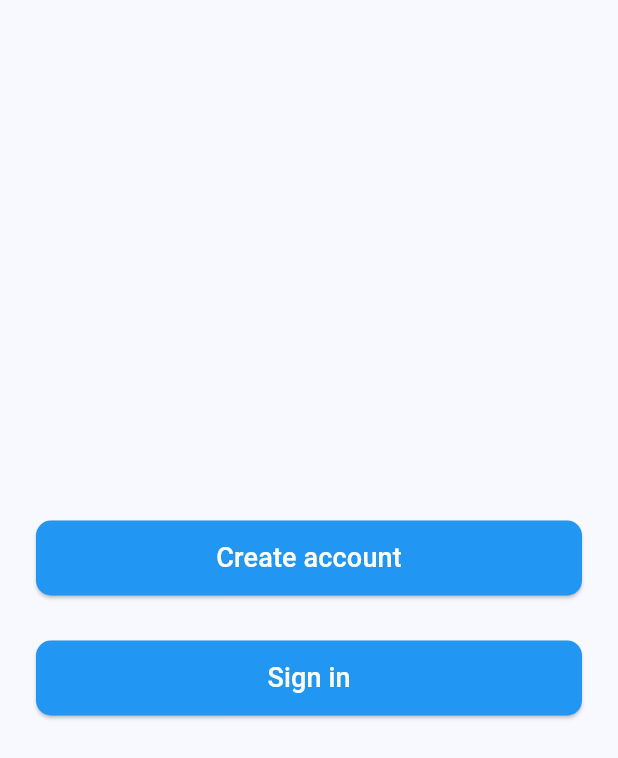
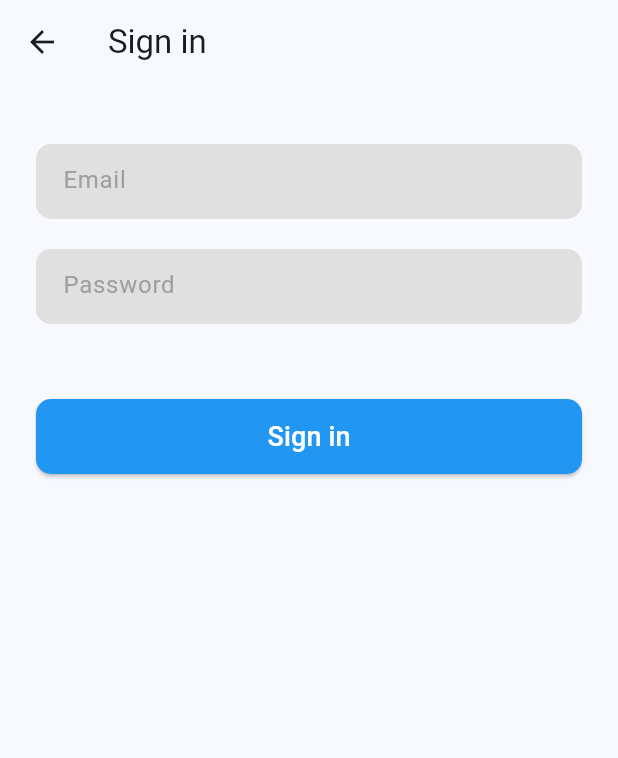
Before and after one commit to Gegerout/location_app, a Flutter app: the screen it shows after launch, after a tap on "Sign in", on a phone screen of 412 x 824 dp. Shown: the top 758 px of the screen. Run offline on Flutter 3.47's test engine with Material 2 defaults, Android fonts, the phone set to English and light mode, and no system bars; our stand-ins replace dio, flutter_riverpod, pinput, supabase_flutter, uni_links; missing offline and left inert: receive_intent; accounts and stored records are empty; network calls fail.

```diff
--- a/lib/auth/data/data_sources/remote_data.dart
+++ b/lib/auth/data/data_sources/remote_data.dart
@@ -13,7 +13,8 @@ class RemoteData {
         mode: LaunchMode.externalApplication);
   }
 
-  Future<UserModel?> getUserInstagramData(String accessToken, int userId, String email) async {
+  Future<UserModel?> getUserInstagramData(
+      String accessToken, int userId, String email) async {
     final Dio dio = Dio();
     const apiUrl = "https://graph.instagram.com/";
     final accessResult =
@@ -28,7 +29,7 @@ class RemoteData {
         "fields": "account_type,id,media_count,username",
         "access_token": accessResult.data["access_token"]
       });
-      if(dataResult.statusCode == 200) {
+      if (dataResult.statusCode == 200) {
         final userModel = UserModel(
             userId,
             accessResult.data["access_token"],
@@ -36,7 +37,8 @@ class RemoteData {
             DateTime.now().toString(),
             dataResult.data["username"],
             dataResult.data["media_count"],
-            dataResult.data["account_type"], email);
+            dataResult.data["account_type"],
+            email);
         await supabase.from("users").insert({
           "access_token": accessResult.data["access_token"],
           "user_id": userId,
@@ -67,6 +69,17 @@ class RemoteData {
     return false;
   }
 
+  Future<UserModel?> signinToAccount(String email, String password) async {
+    final res = await supabase.auth
+        .signInWithPassword(email: email, password: password);
+    if (res.user != null) {
+      final data = await supabase.from("users").select("*").eq("email", email);
+      final model = UserModel.fromJson(data[0]);
+      return model;
+    }
+    return null;
+  }
+
   Future<bool> checkOtpCode(String email, String code) async {
     try {
       await supabase.auth
--- a/lib/auth/data/repository/data_repository.dart
+++ b/lib/auth/data/repository/data_repository.dart
@@ -29,4 +29,14 @@ class DataRepository extends Repository {
     }
     return null;
   }
+
+  @override
+  Future<UserUseCase?> signinToAccount(String email, String password) async {
+    final data = await RemoteData().signinToAccount(email, password);
+    if(data != null) {
+      final usecase = UserUseCase(data);
+      return usecase;
+    }
+    return null;
+  }
 }
--- a/lib/auth/domain/repository/repository_impl.dart
+++ b/lib/auth/domain/repository/repository_impl.dart
@@ -5,4 +5,5 @@ abstract class Repository {
   Future<bool> createUserAccount(String email, String password);
   Future<bool> checkOtpCode(String email, String code);
   Future<UserUseCase?> getUserInstagramData(String accessToken, int userId, String email);
+  Future<UserUseCase?> signinToAccount(String email, String password);
 }
--- a/lib/auth/presentation/pages/loading_page.dart
+++ b/lib/auth/presentation/pages/loading_page.dart
@@ -37,7 +37,7 @@ class _LoadingPageState extends ConsumerState<LoadingPage> {
                         context,
                         MaterialPageRoute(
                             builder: (context) =>
-                                HomePage(accessToken: value.accessToken)),
+                                HomePage(userModel: value,)),
                         (route) => false);
                   });
                 } else {
--- /dev/null
+++ b/lib/auth/presentation/pages/signin_page.dart
@@ -0,0 +1,115 @@
+import 'package:flutter/material.dart';
+import 'package:flutter_riverpod/flutter_riverpod.dart';
+import 'package:location_app/auth/presentation/pages/add_instagram_page.dart';
+import 'package:location_app/auth/presentation/providers/signin_provider.dart';
+import 'package:location_app/auth/presentation/providers/signup_provider.dart';
+import 'package:location_app/home/presentation/pages/home_page.dart';
+
+class SigninPage extends ConsumerWidget {
+  SigninPage({Key? key}) : super(key: key);
+
+  final TextEditingController emailCont = TextEditingController();
+  final TextEditingController passwordCont = TextEditingController();
+
+  @override
+  Widget build(BuildContext context, WidgetRef ref) {
+    return Scaffold(
+      appBar: AppBar(
+        title: const Text("Sign in"),
+      ),
+      body: Padding(
+        padding: const EdgeInsets.only(left: 24, right: 24),
+        child: Column(
+          children: [
+            const SizedBox(height: 40),
+            Container(
+              width: double.infinity,
+              height: 50,
+              decoration: BoxDecoration(
+                  borderRadius: BorderRadius.circular(10),
+                  color: Colors.grey[300]),
+              child: TextFormField(
+                controller: emailCont,
+                keyboardType: TextInputType.emailAddress,
+                style: const TextStyle(
+                    fontSize: 16,
+                    fontWeight: FontWeight.w400,
+                    color: Colors.black),
+                decoration: const InputDecoration(
+                  contentPadding: EdgeInsets.only(left: 14),
+                  hintText: "Email",
+                  hintStyle: TextStyle(
+                      fontSize: 16,
+                      fontWeight: FontWeight.w400,
+                      color: Colors.grey),
+                  border: OutlineInputBorder(
+                    borderSide: BorderSide.none,
+                  ),
+                ),
+              ),
+            ),
+            const SizedBox(height: 20),
+            Container(
+              width: double.infinity,
+              height: 50,
+              decoration: BoxDecoration(
+                  borderRadius: BorderRadius.circular(10),
+                  color: Colors.grey[300]),
+              child: TextFormField(
+                controller: passwordCont,
+                obscureText: true,
+                enableSuggestions: false,
+                autocorrect: false,
+                style: const TextStyle(
+                    fontSize: 16,
+                    fontWeight: FontWeight.w400,
+                    color: Colors.black),
+                decoration: const InputDecoration(
+                  contentPadding: EdgeInsets.only(left: 14),
+                  hintText: "Password",
+                  hintStyle: TextStyle(
+                      fontSize: 16,
+                      fontWeight: FontWeight.w400,
+                      color: Colors.grey),
+                  border: OutlineInputBorder(
+                    borderSide: BorderSide.none,
+                  ),
+                ),
+              ),
+            ),
+            const SizedBox(height: 50),
+            SizedBox(
+              width: double.infinity,
+              height: 50,
+              child: ElevatedButton(
+                  onPressed: () {
+                    ref
+                        .read(signinProvider.notifier)
+                        .signinToAccount(emailCont.text, passwordCont.text)
+                        .then((value) {
+                      if (value != null) {
+                        //Navigator.push(context, MaterialPageRoute(builder: (context) => OtpVerificationPage(email: emailCont.text)));
+                        Navigator.push(
+                            context,
+                            MaterialPageRoute(
+                                builder: (context) =>
+                                    HomePage(userModel: value,)));
+                      }
+                    });
+                  },
+                  style: ElevatedButton.styleFrom(
+                      backgroundColor: Colors.blue,
+                      shape: RoundedRectangleBorder(
+                          borderRadius: BorderRadius.circular(10))),
+                  child: const Text("Sign in",
+                      style: TextStyle(
+                          fontSize: 18,
+                          fontWeight: FontWeight.w500,
+                          color: Colors.white))),
+            ),
+          ],
+        ),
+      ),
+    );
+  }
+}
--- a/lib/auth/presentation/pages/welcome_page.dart
+++ b/lib/auth/presentation/pages/welcome_page.dart
@@ -1,5 +1,6 @@
 import 'package:flutter/material.dart';
 import 'package:location_app/auth/presentation/pages/create_account_page.dart';
+import 'package:location_app/auth/presentation/pages/signin_page.dart';
 
 class WelcomePage extends StatelessWidget {
   const WelcomePage({Key? key}) : super(key: key);
@@ -35,7 +36,7 @@ class WelcomePage extends StatelessWidget {
               height: 50,
               child: ElevatedButton(
                   onPressed: () {
-                    //Navigator.push(context, MaterialPageRoute(builder: (context) => const AddInstagramPage()));
+                    Navigator.push(context, MaterialPageRoute(builder: (context) => SigninPage()));
                   },
                   style: ElevatedButton.styleFrom(
                       backgroundColor: Colors.blue,
--- /dev/null
+++ b/lib/auth/presentation/providers/signin_provider.dart
@@ -0,0 +1,17 @@
+import 'package:flutter/cupertino.dart';
+import 'package:flutter_riverpod/flutter_riverpod.dart';
+import 'package:location_app/auth/data/repository/data_repository.dart';
+
+import '../../data/models/user_model.dart';
+
+final signinProvider = ChangeNotifierProvider((ref) => SigninNotifier());
+
+class SigninNotifier extends ChangeNotifier {
+  Future<UserModel?> signinToAccount(String email, String password) async {
+    final data = await DataRepository().signinToAccount(email, password);
+    if(data != null) {
+      return data.data;
+    }
+    return null;
+  }
+}
--- a/lib/home/presentation/pages/home_page.dart
+++ b/lib/home/presentation/pages/home_page.dart
@@ -1,14 +1,16 @@
 import 'package:flutter/material.dart';
 
+import '../../../auth/data/models/user_model.dart';
+
 class HomePage extends StatelessWidget {
-  const HomePage({Key? key, required this.accessToken}) : super(key: key);
+  const HomePage({Key? key, required this.userModel}) : super(key: key);
 
-  final String accessToken;
+  final UserModel userModel;
 
   @override
   Widget build(BuildContext context) {
     return Scaffold(
-      body: SafeArea(child: Text(accessToken)),
+      body: SafeArea(child: Text(userModel.username)),
     );
   }
 }
```
